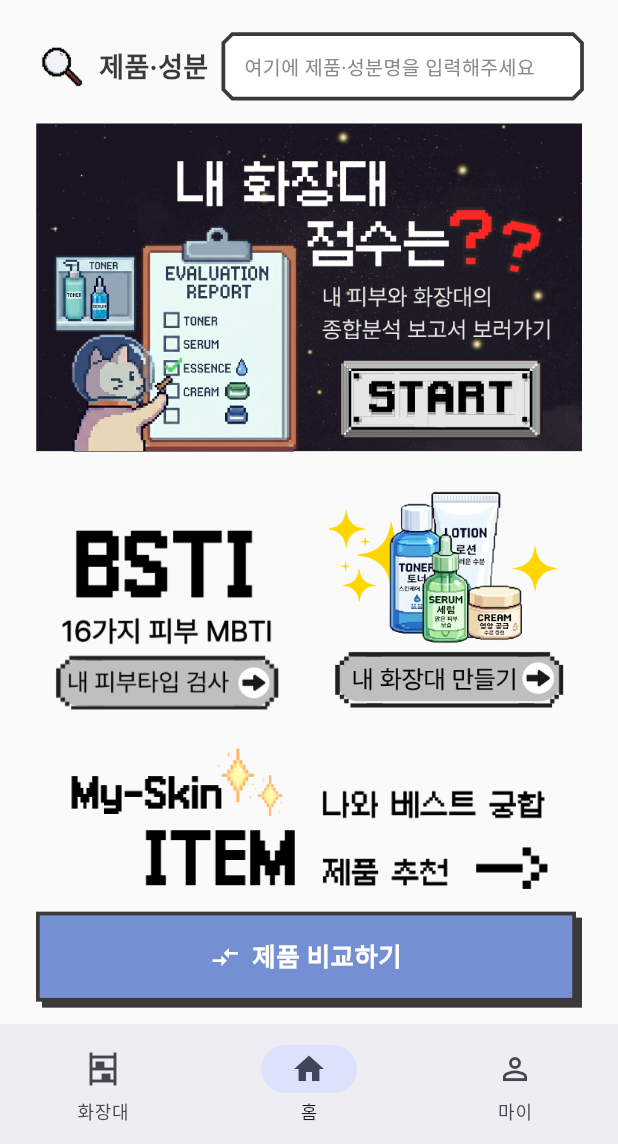
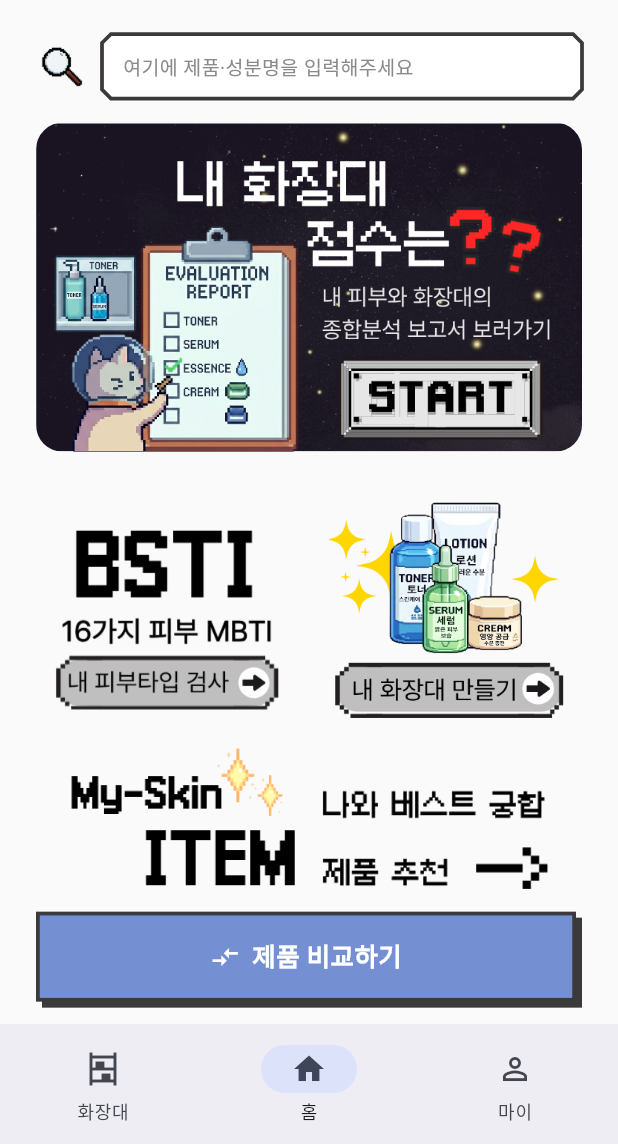
Before and after one commit to cosmos-incicrew/cosmos_client, a Flutter app: the HomeScreen screen opened by its route, on a phone screen of 412 x 824 dp, the part 92-1236 px from its top. Run offline on Flutter 3.47's test engine with Material 3 defaults, Android fonts, the phone set to English and light mode, and no system bars; our stand-ins replace dio, flutter_riverpod, flutter_secure_storage, go_router, google_sign_in, hive_flutter and 1 more; accounts and stored records are empty; Roboto replaces fonts that are missing (Galmuri9, Pretendard).

Commit message:
feat(home): 버튼 하단 정렬 + 배너 모서리 라운드 + 검색줄 라벨 제거
- 1행 버튼(BSTI·화장대): 하단선 기준 정렬 — 이미지 높이가 달라도
  아랫선이 맞으면 정돈돼 보인다 (위 차이는 여백으로 흡수).
- 화장대 점수 배너: 원본 PNG 모서리가 각져 있어 18px 라운드로 클립.
  (_ImageButton 에 borderRadius 옵션 추가)
- 홈 검색줄: '제품·성분' 라벨 제거 — 돋보기 아이콘 바로 뒤에 검색창.

Co-Authored-By: Claude Fable 5 <noreply@anthropic.com>

```diff
--- a/lib/features/home/presentation/screens/home_screen.dart
+++ b/lib/features/home/presentation/screens/home_screen.dart
@@ -67,9 +67,6 @@ class HomeScreen extends StatelessWidget {
             height: 34,
             errorBuilder: (_, __, ___) => const Icon(Icons.search,
                 color: AppColors.textPrimary, size: 32)),
-        const SizedBox(width: 8),
-        Text('제품·성분',
-            style: AppTextStyles.title.copyWith(color: AppColors.textPrimary)),
         const SizedBox(width: 10),
         Expanded(
           child: GestureDetector(
@@ -105,6 +102,8 @@ class HomeScreen extends StatelessWidget {
       asset: AppAssets.homeShelfScoreBanner,
       // START 버튼만 커진 버전 — 이미지가 들어오면 자동으로 교체된다.
       hoverAsset: AppAssets.homeShelfScoreBannerHover,
+      // 원본 PNG 모서리가 각져 있어 둥글게 자른다.
+      borderRadius: BorderRadius.circular(18),
       label: '내 화장대 점수는??',
       onTap: () => context.push('/report'),
     );
@@ -117,8 +116,10 @@ class HomeScreen extends StatelessWidget {
     return Column(
       children: [
         // 1행: BSTI | 내 화장대 (정사각 이미지 2장 → 좌우 균등)
+        // 이미지 높이가 달라도 **하단선을 맞춘다** — 위가 어긋나는 건
+        // 여백으로 보이지만 아래가 어긋나면 흐트러져 보인다.
         Row(
-          crossAxisAlignment: CrossAxisAlignment.start,
+          crossAxisAlignment: CrossAxisAlignment.end,
           children: [
             Expanded(
               child: _ImageButton(
@@ -168,6 +169,7 @@ class _ImageButton extends StatefulWidget {
     required this.onTap,
     this.widthFactor = 1.0,
     this.hoverAsset,
+    this.borderRadius,
   });
 
   final String asset;
@@ -184,6 +186,9 @@ class _ImageButton extends StatefulWidget {
   /// 주어지면 스케일 효과 대신 **이미지 두 장 교체**로 반응한다.
   /// 파일이 아직 없으면 기본 이미지가 유지된다.
   final String? hoverAsset;
+
+  /// 이미지 모서리를 둥글게 자를 때 (원본 PNG 가 각져 있을 때).
+  final BorderRadius? borderRadius;
 
   @override
   State<_ImageButton> createState() => _ImageButtonState();
@@ -221,7 +226,9 @@ class _ImageButtonState extends State<_ImageButton> {
             child: FractionallySizedBox(
               widthFactor: widget.widthFactor,
               // 두 장을 겹쳐두고 투명도만 바꾼다 — 첫 호버에 로딩 깜빡임이 없다.
-              child: Stack(
+              child: ClipRRect(
+                borderRadius: widget.borderRadius ?? BorderRadius.zero,
+                child: Stack(
                 alignment: Alignment.center,
                 children: [
                   Opacity(
@@ -259,6 +266,7 @@ class _ImageButtonState extends State<_ImageButton> {
                     ),
                 ],
               ),
+              ),
             ),
           ),
         ),
```
